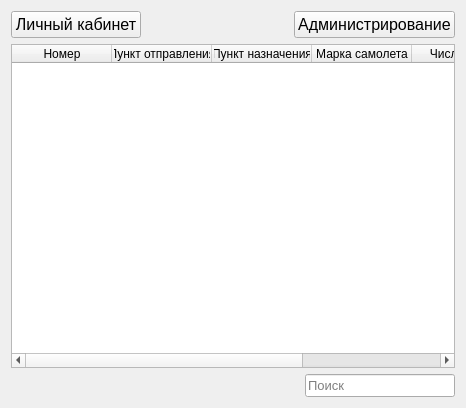
Before: the Qt Designer form window_workwidget.ui in zloysergunya/IS_Airport, drawn with Qt 5.
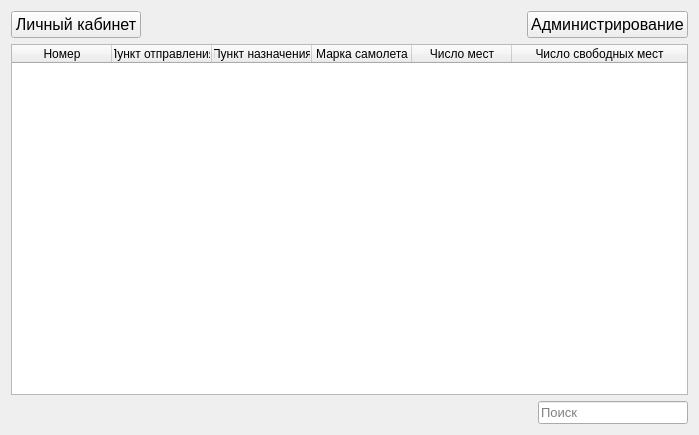
After: the same form once the commit is applied.

Commit message:
Фикс недостающих методов Window_WorkWidget
#TODO Сохранение таблиц
#TODO Класс билетов

Patch:
```diff
--- a/window_workwidget.ui
+++ b/window_workwidget.ui
@@ -6,8 +6,8 @@
    <rect>
     <x>0</x>
     <y>0</y>
-    <width>466</width>
-    <height>408</height>
+    <width>699</width>
+    <height>435</height>
    </rect>
   </property>
   <property name="windowTitle">
```
The commit also changes 2 other files.
